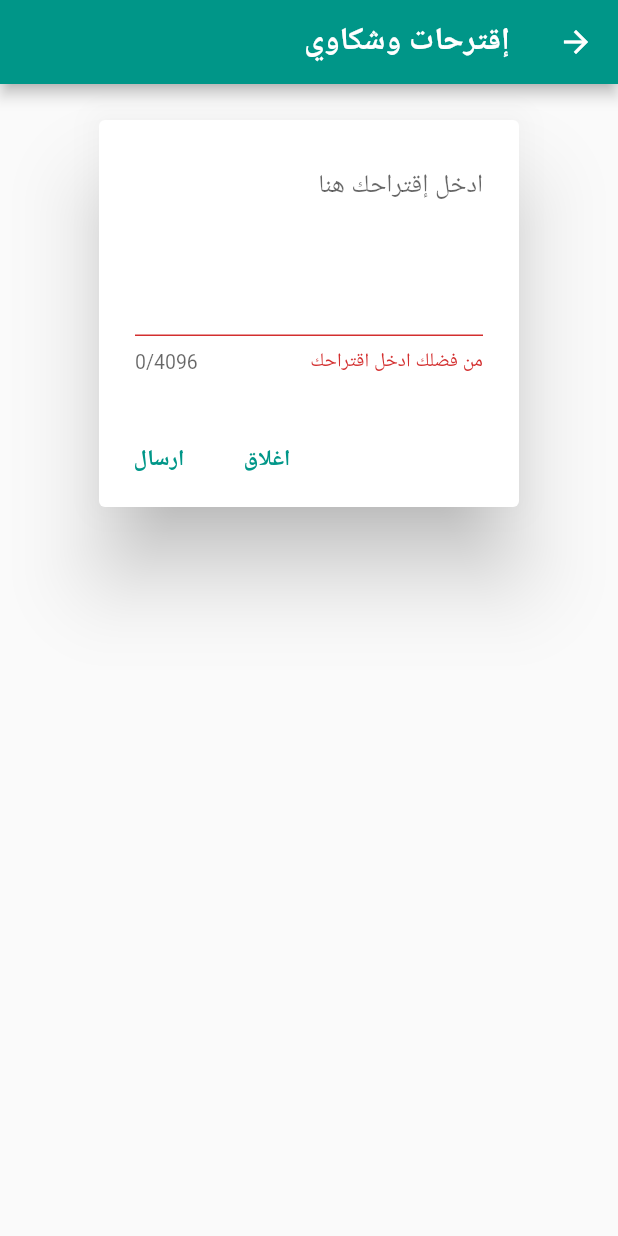
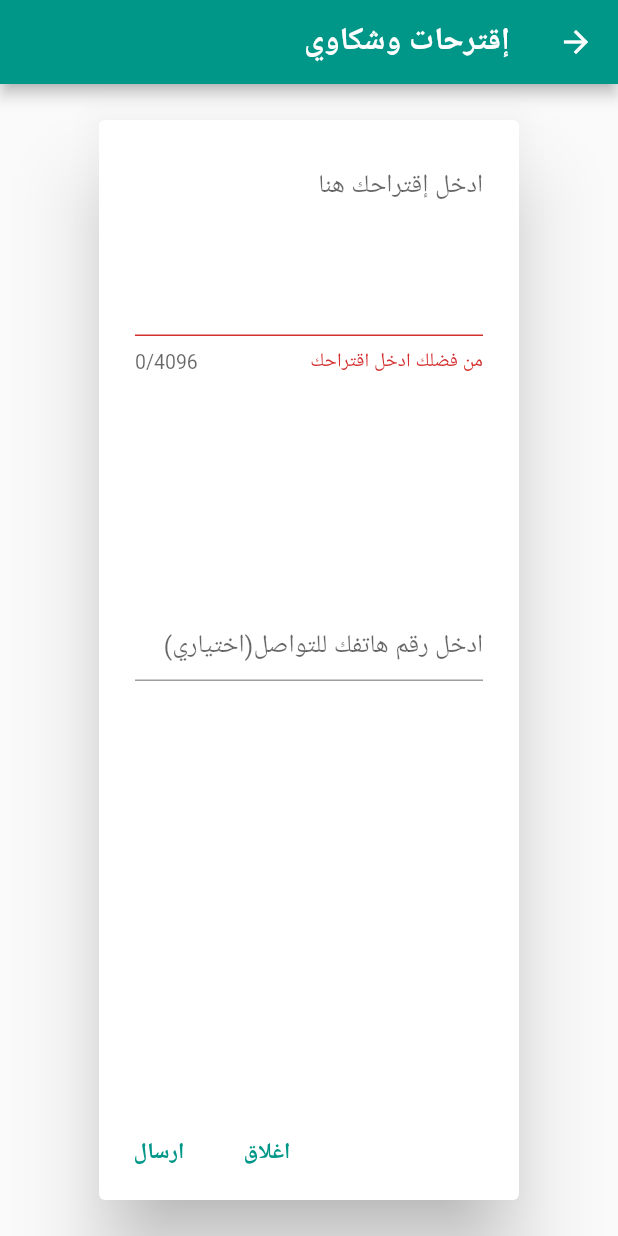
Before and after one commit to yazeedtaweel/WaterCycle, a Flutter app: the FeedbackDialog screen opened by its route, after a tap on "ارسال", on a phone screen of 412 x 824 dp. Run offline on Flutter 3.47's test engine with Material 2 defaults, Android fonts, the light colour scheme and no system bars; our stand-ins replace cloud_firestore, firebase_auth, firebase_core, loading_animation_widget, shared_preferences; missing offline and left inert: swipe_refresh; accounts and stored records are empty.

Commit message:
add phone number to suggestion item

```diff
--- a/lib/models/feedback_model.dart
+++ b/lib/models/feedback_model.dart
@@ -4,10 +4,12 @@ class FeedBackModel {
   String? id;
   String? feedback;
   Timestamp? timestamp;
+  String? phoneNum;
 
   FeedBackModel({
     @required this.feedback,
     @required this.timestamp,
+    this.phoneNum,
     this.id
   });
 
@@ -15,6 +17,7 @@ class FeedBackModel {
     // id = map['id'];
     feedback = map['feedback'];
     timestamp = map['timestamp'];
+    phoneNum = map['phoneNum'];
   }
 
   Map<String, dynamic> toMap(){
@@ -22,6 +25,7 @@ class FeedBackModel {
       // "id": id,
       "feedback": feedback,
       "timestamp": timestamp,
+      "phoneNum": phoneNum,
     };
   }
 }
--- a/lib/pages/suggestion_page.dart
+++ b/lib/pages/suggestion_page.dart
@@ -12,6 +12,7 @@ class FeedbackDialog extends StatefulWidget {
 
 class _FeedbackDialogState extends State<FeedbackDialog> {
   final TextEditingController _controller = TextEditingController();
+  final TextEditingController _phoneController = TextEditingController();
   final GlobalKey<FormState> _formKey = GlobalKey();
 
   @override
@@ -32,6 +33,9 @@ class _FeedbackDialogState extends State<FeedbackDialog> {
         alignment: Alignment.topCenter,
         content: Form(
           key: _formKey,
+          child:Column(
+            children: [
+              Expanded(
                 child: TextFormField(
                   controller: _controller,
                   keyboardType: TextInputType.multiline,
@@ -49,6 +53,23 @@ class _FeedbackDialogState extends State<FeedbackDialog> {
                     return null;
                   },
                 ),
+              ),
+              // const SizedBox(
+              //   height: 50,
+              // ),
+              Expanded(
+                child: TextFormField(
+                  controller: _phoneController,
+                  decoration: const InputDecoration(
+                    hintText: 'ادخل رقم هاتفك للتواصل(اختياري)',
+                    // filled: true,
+                  ),
+                ),
+              )
+            ],
+          )
+
+
         ),
         actions: [
           TextButton(
@@ -78,6 +99,7 @@ class _FeedbackDialogState extends State<FeedbackDialog> {
                   await collection.doc().set({
                     'timestamp': FieldValue.serverTimestamp(),
                     'feedback': _controller.text,
+                    'phoneNum': _phoneController.text,
                   });
 
                   message = 'Feedback sent successfully';
```
Also changed, not shown: lib/admin_pages/suggestions_list.dart (+4 -6 lines). Lines whose indentation alone changed are shown as unchanged.
